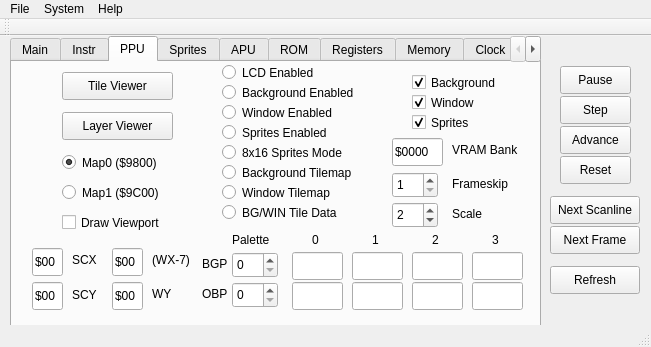
Qt form qtfiles/mainwindow.ui (cthornsb/OtterGB) before a commit.
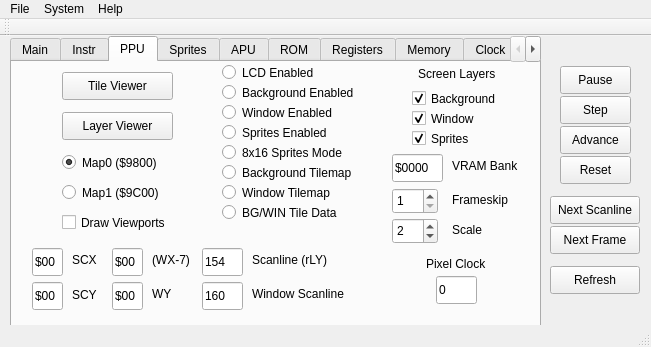
The same form after that commit. The open tabs and pages were chosen to show the change.

Commit message:
Fixed rendering of window layer
Fixed window layer by adding fake system register
(WLY) used to track the current scanline within
the window.

Added keyboard shortcut (n) allowing user to advance
to next HBlank period (scanline).

Fixed window layer viewport bounding box in layer
viewer.

Removed palette viewer from debugger.

MainWindow (debugger gui) is no longer a friend
class of GPU class.

```diff
--- a/qtfiles/mainwindow.ui
+++ b/qtfiles/mainwindow.ui
@@ -1129,217 +1129,11 @@
        <bool>false</bool>
       </property>
      </widget>
-     <widget class="QLineEdit" name="lineEdit_BGP_0">
-      <property name="geometry">
-       <rect>
-        <x>280</x>
-        <y>190</y>
-        <width>51</width>
-        <height>28</height>
-       </rect>
-      </property>
-      <property name="text">
-       <string/>
-      </property>
-      <property name="readOnly">
-       <bool>true</bool>
-      </property>
-     </widget>
-     <widget class="QLabel" name="label_14">
-      <property name="geometry">
-       <rect>
-        <x>300</x>
-        <y>170</y>
-        <width>16</width>
-        <height>16</height>
-       </rect>
-      </property>
-      <property name="text">
-       <string>0</string>
-      </property>
-     </widget>
-     <widget class="QLineEdit" name="lineEdit_OBP_1">
-      <property name="geometry">
-       <rect>
-        <x>340</x>
-        <y>220</y>
-        <width>51</width>
-        <height>28</height>
-       </rect>
-      </property>
-      <property name="text">
-       <string/>
-      </property>
-      <property name="readOnly">
-       <bool>true</bool>
-      </property>
-     </widget>
-     <widget class="QLabel" name="label_9">
-      <property name="geometry">
-       <rect>
-        <x>190</x>
-        <y>194</y>
-        <width>31</width>
-        <height>16</height>
-       </rect>
-      </property>
-      <property name="text">
-       <string>BGP</string>
-      </property>
-     </widget>
-     <widget class="QLineEdit" name="lineEdit_OBP_0">
-      <property name="geometry">
-       <rect>
-        <x>280</x>
-        <y>220</y>
-        <width>51</width>
-        <height>28</height>
-       </rect>
-      </property>
-      <property name="text">
-       <string/>
-      </property>
-      <property name="readOnly">
-       <bool>true</bool>
-      </property>
-     </widget>
-     <widget class="QSpinBox" name="spinBox_BGP">
-      <property name="geometry">
-       <rect>
-        <x>220</x>
-        <y>190</y>
-        <width>46</width>
-        <height>26</height>
-       </rect>
-      </property>
-      <property name="toolTip">
-       <string>&lt;html&gt;&lt;head/&gt;&lt;body&gt;&lt;p&gt;Select which &lt;span style=&quot; font-weight:600;&quot;&gt;Background Palette&lt;/span&gt; to display (0-7)&lt;/p&gt;&lt;/body&gt;&lt;/html&gt;</string>
-      </property>
-      <property name="maximum">
-       <number>7</number>
-      </property>
-     </widget>
-     <widget class="QSpinBox" name="spinBox_OBP">
-      <property name="geometry">
-       <rect>
-        <x>220</x>
-        <y>220</y>
-        <width>46</width>
-        <height>26</height>
-       </rect>
-      </property>
-      <property name="toolTip">
-       <string>&lt;html&gt;&lt;head/&gt;&lt;body&gt;&lt;p&gt;Select which &lt;span style=&quot; font-weight:600;&quot;&gt;Sprite Palette &lt;/span&gt;to display (0-7)&lt;/p&gt;&lt;/body&gt;&lt;/html&gt;</string>
-      </property>
-      <property name="maximum">
-       <number>7</number>
-      </property>
-     </widget>
-     <widget class="QLabel" name="label_16">
-      <property name="geometry">
-       <rect>
-        <x>420</x>
-        <y>170</y>
-        <width>16</width>
-        <height>16</height>
-       </rect>
-      </property>
-      <property name="text">
-       <string>2</string>
-      </property>
-     </widget>
-     <widget class="QLabel" name="label_15">
-      <property name="geometry">
-       <rect>
-        <x>360</x>
-        <y>170</y>
-        <width>16</width>
-        <height>16</height>
-       </rect>
-      </property>
-      <property name="text">
-       <string>1</string>
-      </property>
-     </widget>
-     <widget class="QLabel" name="label_13">
-      <property name="geometry">
-       <rect>
-        <x>190</x>
-        <y>224</y>
-        <width>31</width>
-        <height>16</height>
-       </rect>
-      </property>
-      <property name="text">
-       <string>OBP</string>
-      </property>
-     </widget>
-     <widget class="QLineEdit" name="lineEdit_BGP_1">
-      <property name="geometry">
-       <rect>
-        <x>340</x>
-        <y>190</y>
-        <width>51</width>
-        <height>28</height>
-       </rect>
-      </property>
-      <property name="text">
-       <string/>
-      </property>
-      <property name="readOnly">
-       <bool>true</bool>
-      </property>
-     </widget>
-     <widget class="QLineEdit" name="lineEdit_OBP_2">
-      <property name="geometry">
-       <rect>
-        <x>400</x>
-        <y>220</y>
-        <width>51</width>
-        <height>28</height>
-       </rect>
-      </property>
-      <property name="text">
-       <string/>
-      </property>
-      <property name="readOnly">
-       <bool>true</bool>
-      </property>
-     </widget>
-     <widget class="QLabel" name="label_17">
-      <property name="geometry">
-       <rect>
-        <x>220</x>
-        <y>170</y>
-        <width>51</width>
-        <height>16</height>
-       </rect>
-      </property>
-      <property name="text">
-       <string>Palette</string>
-      </property>
-     </widget>
-     <widget class="QLineEdit" name="lineEdit_BGP_2">
-      <property name="geometry">
-       <rect>
-        <x>400</x>
-        <y>190</y>
-        <width>51</width>
-        <height>28</height>
-       </rect>
-      </property>
-      <property name="text">
-       <string/>
-      </property>
-      <property name="readOnly">
-       <bool>true</bool>
-      </property>
-     </widget>
      <widget class="QCheckBox" name="checkBox_Background">
       <property name="geometry">
        <rect>
         <x>400</x>
-        <y>10</y>
+        <y>26</y>
         <width>101</width>
         <height>21</height>
        </rect>
@@ -1358,7 +1152,7 @@
       <property name="geometry">
        <rect>
         <x>400</x>
-        <y>50</y>
+        <y>66</y>
         <width>87</width>
         <height>21</height>
        </rect>
@@ -1377,7 +1171,7 @@
       <property name="geometry">
        <rect>
         <x>400</x>
-        <y>30</y>
+        <y>46</y>
         <width>87</width>
         <height>21</height>
        </rect>
@@ -1396,7 +1190,7 @@
       <property name="geometry">
        <rect>
         <x>440</x>
-        <y>80</y>
+        <y>96</y>
         <width>71</width>
         <height>16</height>
        </rect>
@@ -1409,7 +1203,7 @@
       <property name="geometry">
        <rect>
         <x>380</x>
-        <y>76</y>
+        <y>92</y>
         <width>51</width>
         <height>28</height>
        </rect>
@@ -1425,7 +1219,7 @@
       <property name="geometry">
        <rect>
         <x>380</x>
-        <y>110</y>
+        <y>126</y>
         <width>46</width>
         <height>26</height>
        </rect>
@@ -1447,7 +1241,7 @@
       <property name="geometry">
        <rect>
         <x>440</x>
-        <y>114</y>
+        <y>130</y>
         <width>61</width>
         <height>16</height>
        </rect>
@@ -1456,56 +1250,11 @@
        <string>Frameskip</string>
       </property>
      </widget>
-     <widget class="QLineEdit" name="lineEdit_BGP_3">
-      <property name="geometry">
-       <rect>
-        <x>460</x>
-        <y>190</y>
-        <width>51</width>
-        <height>28</height>
-       </rect>
-      </property>
-      <property name="text">
-       <string/>
-      </property>
-      <property name="readOnly">
-       <bool>true</bool>
-      </property>
-     </widget>
-     <widget class="QLineEdit" name="lineEdit_OBP_3">
-      <property name="geometry">
-       <rect>
-        <x>460</x>
-        <y>220</y>
-        <width>51</width>
-        <height>28</height>
-       </rect>
-      </property>
-      <property name="text">
-       <string/>
-      </property>
-      <property name="readOnly">
-       <bool>true</bool>
-      </property>
-     </widget>
-     <widget class="QLabel" name="label_38">
-      <property name="geometry">
-       <rect>
-        <x>480</x>
-        <y>170</y>
-        <width>16</width>
-        <height>16</height>
-       </rect>
-      </property>
-      <property name="text">
-       <string>3</string>
-      </property>
-     </widget>
      <widget class="QSpinBox" name="spinBox_ScreenScale">
       <property name="geometry">
        <rect>
         <x>380</x>
-        <y>140</y>
+        <y>156</y>
         <width>46</width>
         <height>26</height>
        </rect>
@@ -1527,7 +1276,7 @@
       <property name="geometry">
        <rect>
         <x>440</x>
-        <y>144</y>
+        <y>160</y>
         <width>61</width>
         <height>16</height>
        </rect>
@@ -1611,7 +1360,7 @@
        <rect>
         <x>50</x>
         <y>150</y>
-        <width>121</width>
+        <width>131</width>
         <height>21</height>
        </rect>
       </property>
@@ -1619,7 +1368,7 @@
        <string>&lt;html&gt;&lt;head/&gt;&lt;body&gt;&lt;p&gt;Enable or disable &lt;span style=&quot; font-weight:600;&quot;&gt;Background&lt;/span&gt; layer&lt;/p&gt;&lt;/body&gt;&lt;/html&gt;</string>
       </property>
       <property name="text">
-       <string>Draw Viewport</string>
+       <string>Draw Viewports</string>
       </property>
       <property name="checked">
        <bool>false</bool>
@@ -1741,6 +1490,106 @@
        <bool>true</bool>
       </property>
      </widget>
+     <widget class="QLabel" name="label_82">
+      <property name="geometry">
+       <rect>
+        <x>240</x>
+        <y>224</y>
+        <width>111</width>
+        <height>16</height>
+       </rect>
+      </property>
+      <property name="text">
+       <string>Window Scanline</string>
+      </property>
+     </widget>
+     <widget class="QLineEdit" name="lineEdit_PPU_rWLY">
+      <property name="geometry">
+       <rect>
+        <x>190</x>
+        <y>220</y>
+        <width>41</width>
+        <height>28</height>
+       </rect>
+      </property>
+      <property name="text">
+       <string>160</string>
+      </property>
+      <property name="readOnly">
+       <bool>true</bool>
+      </property>
+     </widget>
+     <widget class="QLabel" name="label_83">
+      <property name="geometry">
+       <rect>
+        <x>240</x>
+        <y>190</y>
+        <width>91</width>
+        <height>16</height>
+       </rect>
+      </property>
+      <property name="text">
+       <string>Scanline (rLY)</string>
+      </property>
+     </widget>
+     <widget class="QLineEdit" name="lineEdit_PPU_rLY">
+      <property name="geometry">
+       <rect>
+        <x>190</x>
+        <y>186</y>
+        <width>41</width>
+        <height>28</height>
+       </rect>
+      </property>
+      <property name="text">
+       <string>154</string>
+      </property>
+      <property name="readOnly">
+       <bool>true</bool>
+      </property>
+     </widget>
+     <widget class="QLabel" name="label_226">
+      <property name="geometry">
+       <rect>
+        <x>414</x>
+        <y>194</y>
+        <width>71</width>
+        <height>16</height>
+       </rect>
+      </property>
+      <property name="text">
+       <string>Pixel Clock</string>
+      </property>
+     </widget>
+     <widget class="QLineEdit" name="lineEdit_PPU_PixelClock">
+      <property name="geometry">
+       <rect>
+        <x>424</x>
+        <y>214</y>
+        <width>41</width>
+        <height>28</height>
+       </rect>
+      </property>
+      <property name="text">
+       <string>0</string>
+      </property>
+      <property name="readOnly">
+       <bool>true</bool>
+      </property>
+     </widget>
+     <widget class="QLabel" name="label_227">
+      <property name="geometry">
+       <rect>
+        <x>406</x>
+        <y>4</y>
+        <width>91</width>
+        <height>16</height>
+       </rect>
+      </property>
+      <property name="text">
+       <string>Screen Layers</string>
+      </property>
+     </widget>
     </widget>
     <widget class="QWidget" name="tab_5">
      <attribute name="title">
```
Left out of the diff: 38 changed lines with no effect on the pictures. The commit also changes 9 other files.
